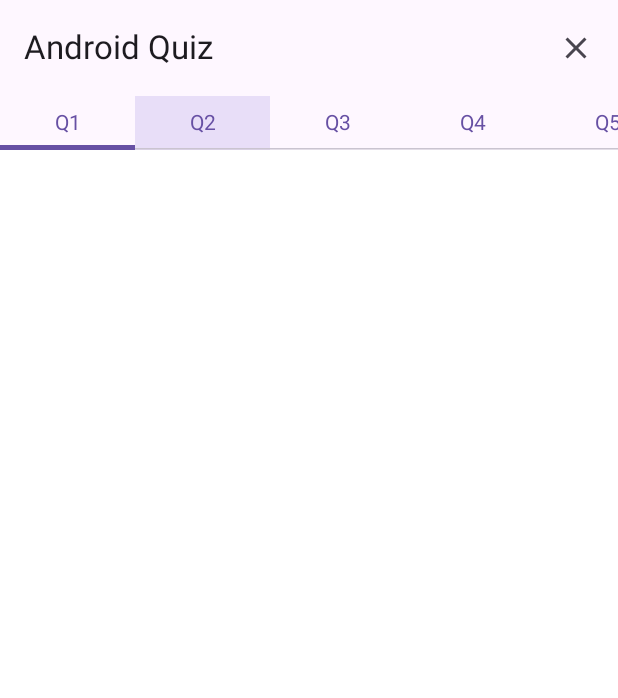
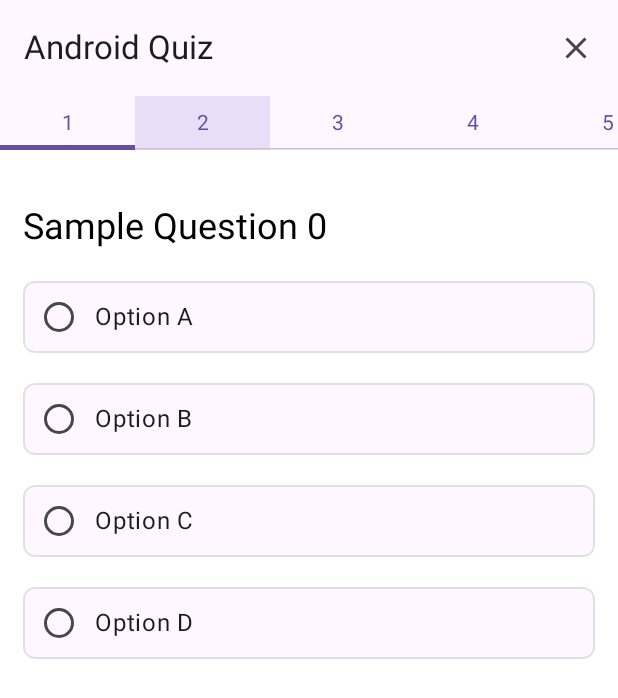
Before and after one commit to Abanoub-Nagy/QuizNotion, an Android app built with Jetpack Compose: the @Preview function PreviewQuizScreen, on a phone screen of 412 x 824 dp. Shown: the top 698 px of the screen. Run offline under Robolectric (Android 15) with nearby library versions, the phone set to English and light mode, and no system bars.

Commit message:
Add Quiz components: OptionItem, QuestionItem, and QuestionNavRow for quiz functionality

```diff
--- a/app/src/main/java/com/example/quiznotion/presentation/quiz/QuizScreen.kt
+++ b/app/src/main/java/com/example/quiznotion/presentation/quiz/QuizScreen.kt
@@ -4,20 +4,21 @@ package com.example.quiznotion.presentation.quiz
  * @author Abanoub Nagy
  */
 
-import androidx.compose.foundation.background
 import androidx.compose.foundation.layout.Column
+import androidx.compose.foundation.layout.Spacer
 import androidx.compose.foundation.layout.fillMaxSize
+import androidx.compose.foundation.layout.height
 import androidx.compose.foundation.layout.padding
-import androidx.compose.material3.MaterialTheme
-import androidx.compose.material3.ScrollableTabRow
-import androidx.compose.material3.Tab
-import androidx.compose.material3.Text
+import androidx.compose.foundation.rememberScrollState
+import androidx.compose.foundation.verticalScroll
 import androidx.compose.runtime.Composable
 import androidx.compose.ui.Modifier
 import androidx.compose.ui.tooling.preview.Preview
 import androidx.compose.ui.unit.dp
 import com.example.quiznotion.domain.model.QuizQuestion
 import com.example.quiznotion.domain.model.UserAnswer
+import com.example.quiznotion.presentation.quiz.component.QuestionItem
+import com.example.quiznotion.presentation.quiz.component.QuestionNavRow
 import com.example.quiznotion.presentation.quiz.component.QuizScreenTopBar
 
 @Composable
@@ -33,35 +34,20 @@ fun QuizScreen(
             currentQuestionIndex = state.currentQuestionIndex,
             questions = state.questions,
             answers = state.answers,
-            onTabSelected = { /* TODO: Handle tab selection */ })
-    }
-}
+            onTabSelected = { /* TODO: Handle tab selection */ },
+        )
+        Spacer(modifier = Modifier.height(20.dp))
+        QuestionItem(
+            modifier = Modifier
+                .padding(15.dp)
+                .verticalScroll(rememberScrollState()),
+            currentQuestionIndex = state.currentQuestionIndex,
+            questions = state.questions,
+            answers = state.answers,
+            onOptionSelected = { questionId, selectedOption ->
 
-@Composable
-fun QuestionNavRow(
-    modifier: Modifier = Modifier,
-    questions: List<QuizQuestion>,
-    currentQuestionIndex: Int = 0,
-    answers: List<UserAnswer>,
-    onTabSelected: (Int) -> Unit = {}
-) {
-    ScrollableTabRow(
-        modifier = modifier, selectedTabIndex = currentQuestionIndex, edgePadding = 0.dp,
-    ) {
-        questions.forEachIndexed { index, quizQuestion ->
-            val containerColor = when {
-                answers.any { it.questionId == quizQuestion.id && it.selectedAnswer.isNotEmpty() } -> MaterialTheme.colorScheme.secondaryContainer
-                else -> MaterialTheme.colorScheme.surface
-            }
-            Tab(
-                modifier = Modifier.background(containerColor),
-                selected = currentQuestionIndex == index,
-                onClick = { onTabSelected(index) }) {
-                Text(
-                    modifier = Modifier.padding(vertical = 10.dp), text = "Q${index + 1}"
-                )
-            }
-        }
+            },
+        )
     }
 }
 
--- /dev/null
+++ b/app/src/main/java/com/example/quiznotion/presentation/quiz/component/OptionItem.kt
@@ -0,0 +1,50 @@
+package com.example.quiznotion.presentation.quiz.component
+
+import androidx.compose.foundation.border
+import androidx.compose.foundation.clickable
+import androidx.compose.foundation.layout.Row
+import androidx.compose.material3.Card
+import androidx.compose.material3.CardDefaults
+import androidx.compose.material3.MaterialTheme
+import androidx.compose.material3.RadioButton
+import androidx.compose.material3.Text
+import androidx.compose.runtime.Composable
+import androidx.compose.ui.Alignment
+import androidx.compose.ui.Modifier
+import androidx.compose.ui.unit.dp
+
+@Composable
+fun OptionItem(
+    modifier: Modifier = Modifier,
+    optionText: String,
+    isSelected: Boolean,
+    onOptionSelected: () -> Unit
+) {
+    Card(
+        modifier = modifier
+            .clickable { onOptionSelected() }
+            .border(
+                width = if (isSelected) 2.dp else 1.dp, color = if (isSelected) {
+                    MaterialTheme.colorScheme.primary
+                } else {
+                    MaterialTheme.colorScheme.onSurface.copy(alpha = 0.12f)
+                }, shape = MaterialTheme.shapes.small
+            ), colors = CardDefaults.cardColors(
+                        containerColor = if (isSelected) {
+                MaterialTheme.colorScheme.primaryContainer
+            } else {
+                MaterialTheme.colorScheme.surface
+            }
+        )) {
+        Row(
+            verticalAlignment = Alignment.CenterVertically
+        ) {
+            RadioButton(
+                selected = isSelected, onClick = onOptionSelected
+            )
+            Text(
+                text = optionText, style = MaterialTheme.typography.bodyLarge
+            )
+        }
+    }
+}
--- /dev/null
+++ b/app/src/main/java/com/example/quiznotion/presentation/quiz/component/QuestionItem.kt
@@ -0,0 +1,43 @@
+package com.example.quiznotion.presentation.quiz.component
+
+import androidx.compose.foundation.layout.Column
+import androidx.compose.foundation.layout.Spacer
+import androidx.compose.foundation.layout.fillMaxWidth
+import androidx.compose.foundation.layout.height
+import androidx.compose.foundation.layout.padding
+import androidx.compose.material3.MaterialTheme
+import androidx.compose.material3.Text
+import androidx.compose.runtime.Composable
+import androidx.compose.ui.Modifier
+import androidx.compose.ui.unit.dp
+import com.example.quiznotion.domain.model.QuizQuestion
+import com.example.quiznotion.domain.model.UserAnswer
+
+@Composable
+fun QuestionItem(
+    modifier: Modifier = Modifier,
+    currentQuestionIndex: Int,
+    questions: List<QuizQuestion>,
+    answers: List<UserAnswer>,
+    onOptionSelected: (String,String) -> Unit
+) {
+    Column(
+        modifier = modifier
+    ) {
+        val currentQuestion = questions[currentQuestionIndex]
+        val selectedAnswer = answers.find { it.questionId == currentQuestion.id }?.selectedAnswer
+        Text(
+            text = currentQuestion.question, style = MaterialTheme.typography.headlineSmall
+        )
+        Spacer(modifier = Modifier.height(10.dp))
+        currentQuestion.allOptions.forEach { option ->
+            OptionItem(
+                modifier = Modifier
+                    .fillMaxWidth()
+                    .padding(vertical = 10.dp),
+                optionText = option,
+                isSelected = option == selectedAnswer,
+                onOptionSelected = { onOptionSelected(currentQuestion.id, option) })
+        }
+    }
+}
--- /dev/null
+++ b/app/src/main/java/com/example/quiznotion/presentation/quiz/component/QuestionNavRow.kt
@@ -0,0 +1,41 @@
+package com.example.quiznotion.presentation.quiz.component
+
+import androidx.compose.foundation.background
+import androidx.compose.foundation.layout.padding
+import androidx.compose.material3.MaterialTheme
+import androidx.compose.material3.ScrollableTabRow
+import androidx.compose.material3.Tab
+import androidx.compose.material3.Text
+import androidx.compose.runtime.Composable
+import androidx.compose.ui.Modifier
+import androidx.compose.ui.unit.dp
+import com.example.quiznotion.domain.model.QuizQuestion
+import com.example.quiznotion.domain.model.UserAnswer
+
+@Composable
+fun QuestionNavRow(
+    modifier: Modifier = Modifier,
+    questions: List<QuizQuestion>,
+    currentQuestionIndex: Int = 0,
+    answers: List<UserAnswer>,
+    onTabSelected: (Int) -> Unit = {}
+) {
+    ScrollableTabRow(
+        modifier = modifier, selectedTabIndex = currentQuestionIndex, edgePadding = 0.dp,
+    ) {
+        questions.forEachIndexed { index, quizQuestion ->
+            val containerColor = when {
+                answers.any { it.questionId == quizQuestion.id && it.selectedAnswer.isNotEmpty() } -> MaterialTheme.colorScheme.secondaryContainer
+                else -> MaterialTheme.colorScheme.surface
+            }
+            Tab(
+                modifier = Modifier.background(containerColor),
+                selected = currentQuestionIndex == index,
+                onClick = { onTabSelected(index) }) {
+                Text(
+                    modifier = Modifier.padding(vertical = 10.dp), text = "${index + 1}"
+                )
+            }
+        }
+    }
+}
```
